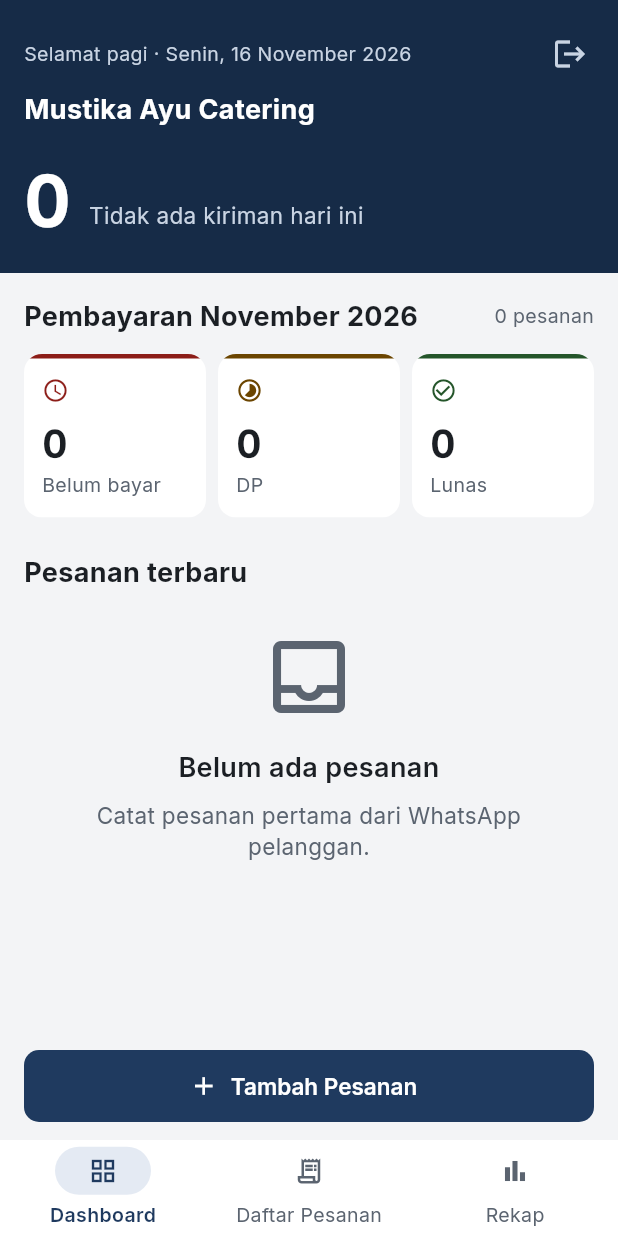
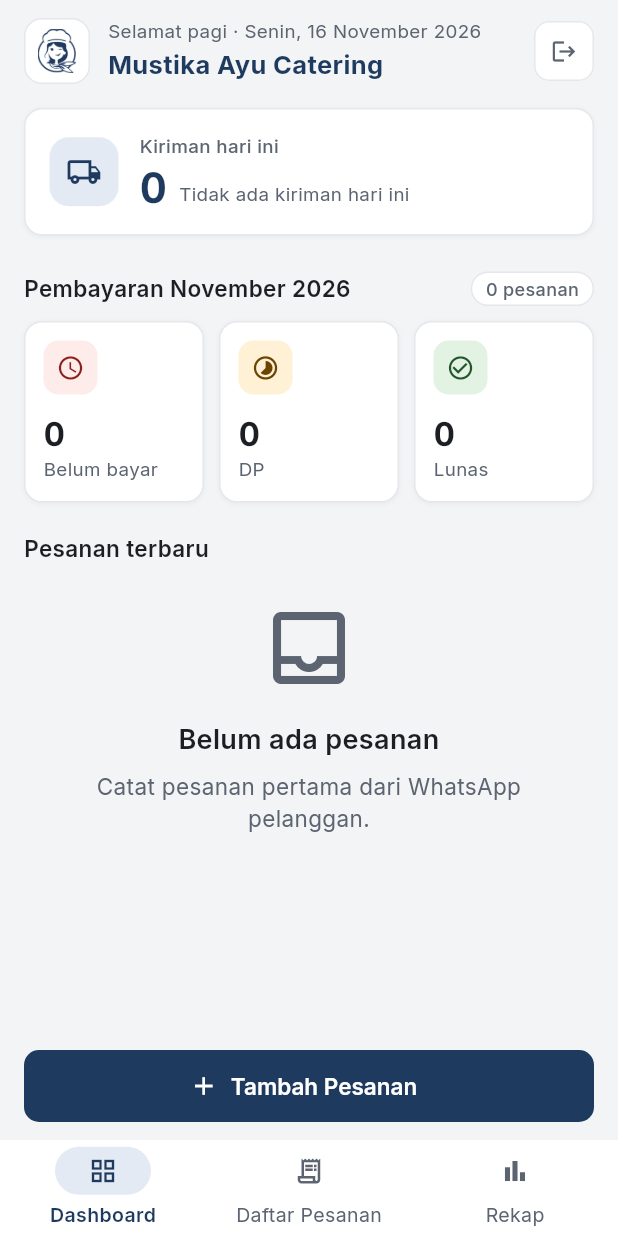
Before and after one commit to putriaariibah-bit/sistem-admin-mustika-ayu, a Flutter app: the screen it shows once a user with an empty profile is signed in, on a phone screen of 412 x 824 dp. Run offline on Flutter 3.47's test engine with Material 3 defaults, Android fonts, the phone set to English and light mode, and no system bars; our stand-ins replace cloud_firestore, firebase_auth, firebase_core, share_plus; missing offline and left inert: gal; accounts and stored records are empty.

Commit message:
Dashboard kartu putih dengan logo dan kotak ikon
Co-Authored-By: Claude Opus 5.5 <noreply@anthropic.com>
Claude-Session: https://claude.ai/code/session_01M1MDQ1JNjBMbH3Tt94S1mm

```diff
--- a/lib/screens/dashboard_screen.dart
+++ b/lib/screens/dashboard_screen.dart
@@ -6,17 +6,23 @@ import '../models/pesanan.dart';
 import '../utils/format.dart';
 import '../utils/theme.dart';
 import '../widgets/empty_state.dart';
+import '../widgets/kotak_ikon.dart';
+import '../widgets/logo_usaha.dart';
 import '../widgets/pesanan_card.dart';
-import '../widgets/status_badge.dart';
 import '../widgets/tombol_tambah_pesanan.dart';
 
 /// Halaman awal setelah pemilik masuk (KF-11, Gambar 3.6(b)).
 ///
-/// Dibuka dengan panel "Kirim hari ini" yang langsung menjawab apa saja
+/// Dibuka dengan kepala berlogo dan kartu "Kiriman hari ini" yang menjawab apa saja
 /// yang harus dimasak dan dikirim hari ini, lalu ringkasan pembayaran
 /// bulan berjalan dan pesanan terbaru. Angka bulan berjalan dihitung
 /// dengan aturan yang sama dengan rekap bulanan (tanggal nota).
 class DashboardScreen extends StatelessWidget {
+  static const TextStyle _gayaSeksi = TextStyle(
+    fontSize: 15,
+    fontWeight: FontWeight.w600,
+    color: AppTheme.textPrimary,
+  );
   static const int _batasPesananTerbaru = 3;
   static const int _batasKirim = 5;
 
@@ -50,16 +56,38 @@ class DashboardScreen extends StatelessWidget {
     ];
 
     final isi = <Widget>[
-      _PanelHariIni(
+      Padding(
+        padding: EdgeInsets.fromLTRB(
+          lebar ? AppTheme.spacing24 : AppTheme.marginTepi,
+          lebar ? AppTheme.spacing24 : AppTheme.spacing12,
+          lebar ? AppTheme.spacing24 : AppTheme.marginTepi,
+          0,
+        ),
+        child: Column(
+          crossAxisAlignment: CrossAxisAlignment.stretch,
+          children: [
+            _KepalaDashboard(
+              sekarang: sekarang,
+              onKeluar: lebar ? null : onKeluar,
+            ),
+            const SizedBox(height: AppTheme.spacing16),
+            _KartuKiriman(
               sekarang: sekarang,
               pesanan: kirimHariIni,
               batas: _batasKirim,
               memuat: memuat,
-        onKeluar: lebar ? null : onKeluar,
               onPesananTap: onPesananTap,
             ),
+          ],
+        ),
+      ),
       Padding(
-        padding: EdgeInsets.all(lebar ? AppTheme.spacing24 : AppTheme.marginTepi),
+        padding: EdgeInsets.fromLTRB(
+          lebar ? AppTheme.spacing24 : AppTheme.marginTepi,
+          AppTheme.spacing24,
+          lebar ? AppTheme.spacing24 : AppTheme.marginTepi,
+          lebar ? AppTheme.spacing24 : AppTheme.marginTepi,
+        ),
         child: Column(
           crossAxisAlignment: CrossAxisAlignment.stretch,
           children: [
@@ -78,25 +106,37 @@ class DashboardScreen extends StatelessWidget {
                 Expanded(
                   child: Text(
                     'Pembayaran ${Format.bulanTahun(sekarang.year, sekarang.month)}',
-                    style: AppTheme.gayaSeksi,
+                    style: _gayaSeksi,
                   ),
                 ),
-                Text(
+                Container(
+                  padding: const EdgeInsets.symmetric(
+                    horizontal: 9,
+                    vertical: 2,
+                  ),
+                  decoration: BoxDecoration(
+                    color: Colors.white,
+                    borderRadius: BorderRadius.circular(999),
+                    border: Border.all(color: AppTheme.garisKartu),
+                  ),
+                  child: Text(
                     '${rekap.jumlahPesanan} pesanan',
                     key: const Key('ringkasan-bulan-ini'),
                     style: const TextStyle(
-                    fontSize: AppTheme.keterangan,
+                      fontSize: 12,
+                      fontWeight: FontWeight.w500,
                       color: AppTheme.textSecondary,
+                    ),
                   ),
                 ),
               ],
             ),
-            const SizedBox(height: AppTheme.spacing12),
+            const SizedBox(height: AppTheme.spacing12 - 2),
             Row(
               children: [
                 for (final s in StatusPembayaran.values) ...[
                   if (s != StatusPembayaran.values.first)
-                    const SizedBox(width: AppTheme.spacing8),
+                    const SizedBox(width: AppTheme.spacing12 - 2),
                   Expanded(
                     child: _KotakStatus(
                       key: Key('ringkasan-${s.name}'),
@@ -118,11 +158,11 @@ class DashboardScreen extends StatelessWidget {
                 ),
               ),
             ],
-            const SizedBox(height: AppTheme.spacing24),
+            const SizedBox(height: AppTheme.spacing24 - 4),
             Row(
               children: [
                 const Expanded(
-                  child: Text('Pesanan terbaru', style: AppTheme.gayaSeksi),
+                  child: Text('Pesanan terbaru', style: _gayaSeksi),
                 ),
                 if (onLihatSemua != null && semua.isNotEmpty)
                   TextButton(
@@ -162,22 +202,93 @@ class DashboardScreen extends StatelessWidget {
   }
 }
 
-/// Panel biru di bagian atas Dashboard: siapa saja yang dikirimi hari ini
-/// dan menu apa saja yang harus disiapkan.
-class _PanelHariIni extends StatelessWidget {
+/// Kepala Dashboard: logo, sapaan dan tanggal, nama usaha, tombol Keluar.
+class _KepalaDashboard extends StatelessWidget {
+  final DateTime sekarang;
+  final VoidCallback? onKeluar;
+
+  const _KepalaDashboard({required this.sekarang, this.onKeluar});
+
+  @override
+  Widget build(BuildContext context) {
+    return SafeArea(
+      bottom: false,
+      child: Row(
+        children: [
+          const LogoUsaha(),
+          const SizedBox(width: AppTheme.spacing12),
+          Expanded(
+            child: Column(
+              crossAxisAlignment: CrossAxisAlignment.start,
+              children: [
+                Text(
+                  '${Format.sapaan(sekarang)} · ${Format.tanggalPanjang(sekarang)}',
+                  maxLines: 1,
+                  overflow: TextOverflow.ellipsis,
+                  style: const TextStyle(
+                    fontSize: 12.5,
+                    color: AppTheme.textSecondary,
+                  ),
+                ),
+                const SizedBox(height: 1),
+                const Text(
+                  'Mustika Ayu Catering',
+                  maxLines: 1,
+                  overflow: TextOverflow.ellipsis,
+                  style: TextStyle(
+                    fontSize: 17,
+                    fontWeight: FontWeight.w700,
+                    color: AppTheme.primary,
+                  ),
+                ),
+              ],
+            ),
+          ),
+          if (onKeluar != null) ...[
+            const SizedBox(width: AppTheme.spacing8),
+            SizedBox(
+              width: 40,
+              height: 40,
+              child: IconButton.outlined(
+                key: const Key('tombol-keluar'),
+                tooltip: 'Keluar',
+                padding: EdgeInsets.zero,
+                style: IconButton.styleFrom(
+                  backgroundColor: Colors.white,
+                  side: const BorderSide(color: AppTheme.garisKartu),
+                  shape: RoundedRectangleBorder(
+                    borderRadius: BorderRadius.circular(AppTheme.sudutTombol),
+                  ),
+                ),
+                icon: const Icon(
+                  Icons.logout,
+                  size: 18,
+                  color: AppTheme.textSecondary,
+                ),
+                onPressed: onKeluar,
+              ),
+            ),
+          ],
+        ],
+      ),
+    );
+  }
+}
+
+/// Kartu putih "Kiriman hari ini": jumlah pesanan yang dikirim hari ini
+/// dan menu yang harus disiapkan.
+class _KartuKiriman extends StatelessWidget {
   final DateTime sekarang;
   final List<Pesanan> pesanan;
   final int batas;
   final bool memuat;
-  final VoidCallback? onKeluar;
   final void Function(Pesanan pesanan)? onPesananTap;
 
-  const _PanelHariIni({
+  const _KartuKiriman({
     required this.sekarang,
     required this.pesanan,
     required this.batas,
     required this.memuat,
-    this.onKeluar,
     this.onPesananTap,
   });
 
@@ -192,84 +303,75 @@ class _PanelHariIni extends StatelessWidget {
     });
 
     return Container(
-      color: AppTheme.primaryGelap,
-      child: SafeArea(
-        bottom: false,
-        child: Padding(
-          padding: const EdgeInsets.fromLTRB(
-            AppTheme.marginTepi,
-            AppTheme.spacing12,
-            AppTheme.spacing8,
-            AppTheme.spacing24,
+      key: const Key('kartu-kiriman-hari-ini'),
+      decoration: AppTheme.dekorasiKartu,
+      padding: const EdgeInsets.all(AppTheme.spacing16),
+      child: Column(
+        crossAxisAlignment: CrossAxisAlignment.stretch,
+        children: [
+          Row(
+            children: [
+              const KotakIkon(
+                ikon: Icons.local_shipping_outlined,
+                warna: AppTheme.primary,
+                latar: AppTheme.primaryMuda,
+                ukuran: 46,
               ),
+              const SizedBox(width: 14),
+              Expanded(
                 child: Column(
                   crossAxisAlignment: CrossAxisAlignment.start,
                   children: [
-              Row(
-                children: [
-                  Expanded(
-                    child: Text(
-                      '${Format.sapaan(sekarang)} · ${Format.tanggalPanjang(sekarang)}',
-                      style: const TextStyle(
-                        fontSize: AppTheme.keterangan,
-                        color: AppTheme.teksPanel,
+                    const Text(
+                      'Kiriman hari ini',
+                      style: TextStyle(
+                        fontSize: 12.5,
+                        fontWeight: FontWeight.w500,
+                        color: AppTheme.textSecondary,
                       ),
                     ),
-                  ),
-                  if (onKeluar != null)
-                    IconButton(
-                      key: const Key('tombol-keluar'),
-                      tooltip: 'Keluar',
-                      icon: const Icon(Icons.logout, color: AppTheme.teksPanel),
-                      onPressed: onKeluar,
-                    )
-                  else
-                    const SizedBox(height: 48),
-                ],
-              ),
-              const Text(
-                'Mustika Ayu Catering',
-                style: TextStyle(
-                  fontSize: AppTheme.subjudul,
-                  fontWeight: FontWeight.w700,
-                  color: Colors.white,
-                ),
-              ),
-              const SizedBox(height: AppTheme.spacing24),
+                    const SizedBox(height: 2),
                     Row(
-                crossAxisAlignment: CrossAxisAlignment.end,
+                      crossAxisAlignment: CrossAxisAlignment.baseline,
+                      textBaseline: TextBaseline.alphabetic,
                       children: [
                         Text(
                           memuat ? '–' : '${pesanan.length}',
                           key: const Key('ringkasan-dikirim-hari-ini'),
                           style: const TextStyle(
-                      fontSize: 48,
-                      height: 1,
+                            fontSize: 28,
+                            height: 1.1,
                             fontWeight: FontWeight.w700,
-                      color: Colors.white,
+                            color: AppTheme.primary,
                             fontFeatures: AppTheme.angkaRata,
                           ),
                         ),
-                  const SizedBox(width: AppTheme.spacing12),
+                        const SizedBox(width: AppTheme.spacing8),
                         Expanded(
-                    child: Padding(
-                      padding: const EdgeInsets.only(bottom: 4),
                           child: Text(
                             pesanan.isEmpty
                                 ? 'Tidak ada kiriman hari ini'
-                            : 'Pesanan dikirim hari ini\n$porsiHariIni porsi disiapkan',
+                                : '$porsiHariIni porsi disiapkan',
+                            maxLines: 2,
+                            overflow: TextOverflow.ellipsis,
                             style: const TextStyle(
-                          fontSize: AppTheme.isi,
-                          color: AppTheme.teksPanel,
-                          height: 1.3,
-                        ),
+                              fontSize: 12.5,
+                              color: AppTheme.textSecondary,
                             ),
                           ),
                         ),
                       ],
                     ),
+                  ],
+                ),
+              ),
+            ],
+          ),
           if (pesanan.isNotEmpty) ...[
-                const SizedBox(height: AppTheme.spacing16),
+            const Padding(
+              padding: EdgeInsets.symmetric(vertical: AppTheme.spacing12),
+              child: Divider(color: AppTheme.garisKartu),
+            ),
             for (final p in pesanan.take(batas))
               _BarisKiriman(
                 pesanan: p,
@@ -278,19 +380,17 @@ class _PanelHariIni extends StatelessWidget {
               ),
             if (pesanan.length > batas)
               Padding(
-                    padding: const EdgeInsets.only(top: AppTheme.spacing8),
+                padding: const EdgeInsets.only(top: AppTheme.spacing4),
                 child: Text(
                   '+${pesanan.length - batas} pesanan lain di Daftar Pesanan',
                   style: const TextStyle(
-                        fontSize: AppTheme.keterangan,
-                        color: AppTheme.teksPanel,
+                    fontSize: 12.5,
+                    color: AppTheme.textSecondary,
                   ),
                 ),
               ),
           ],
         ],
-          ),
-        ),
       ),
     );
   }
@@ -315,34 +415,25 @@ class _BarisKiriman extends StatelessWidget {
           '${r.namaMenu} ${r.jumlahPorsi}',
     ].join(', ');
 
-    return Padding(
-      padding: const EdgeInsets.only(right: AppTheme.spacing8, bottom: 6),
-      child: Material(
-        color: Colors.white.withValues(alpha: 0.08),
-        borderRadius: BorderRadius.circular(AppTheme.sudutKartu),
-        child: InkWell(
+    return InkWell(
       onTap: onTap,
-          borderRadius: BorderRadius.circular(AppTheme.sudutKartu),
+      borderRadius: BorderRadius.circular(AppTheme.sudutTombol),
       child: Padding(
-            padding: const EdgeInsets.symmetric(
-              horizontal: AppTheme.spacing12,
-              vertical: 10,
-            ),
+        padding: const EdgeInsets.symmetric(vertical: 6),
         child: Row(
           children: [
-                const Icon(Icons.local_shipping_outlined,
-                    size: 18, color: AppTheme.teksPanel),
-                const SizedBox(width: AppTheme.spacing12),
             Expanded(
               child: Column(
                 crossAxisAlignment: CrossAxisAlignment.start,
                 children: [
                   Text(
                     pesanan.namaPelanggan,
+                    maxLines: 1,
+                    overflow: TextOverflow.ellipsis,
                     style: const TextStyle(
-                          fontSize: AppTheme.isi,
+                      fontSize: 14,
                       fontWeight: FontWeight.w600,
-                          color: Colors.white,
+                      color: AppTheme.textPrimary,
                     ),
                   ),
                   Text(
@@ -350,24 +441,22 @@ class _BarisKiriman extends StatelessWidget {
                     maxLines: 1,
                     overflow: TextOverflow.ellipsis,
                     style: const TextStyle(
-                          fontSize: AppTheme.keterangan,
-                          color: AppTheme.teksPanel,
+                      fontSize: 12.5,
+                      color: AppTheme.textSecondary,
                     ),
                   ),
                 ],
               ),
             ),
-                const Icon(Icons.chevron_right, color: AppTheme.teksPanel),
+            const Icon(Icons.chevron_right, color: AppTheme.textTersier),
           ],
-            ),
-          ),
         ),
       ),
     );
   }
 }
 
-/// Kotak jumlah pesanan satu status pembayaran pada bulan berjalan.
+/// Kartu jumlah pesanan satu status pembayaran pada bulan berjalan.
 class _KotakStatus extends StatelessWidget {
   final StatusPembayaran status;
   final int jumlah;
@@ -376,26 +465,18 @@ class _KotakStatus extends StatelessWidget {
 
   @override
   Widget build(BuildContext context) {
-    final warna = WarnaStatus.utama(status);
-    return ClipRRect(
-      borderRadius: BorderRadius.circular(AppTheme.sudutKartu),
-      child: ColoredBox(
-        color: AppTheme.latar,
-        child: Column(
-          crossAxisAlignment: CrossAxisAlignment.stretch,
-          children: [
-            Container(height: 3, color: warna),
-            Padding(
+    return Container(
+      decoration: AppTheme.dekorasiKartu,
       padding: const EdgeInsets.all(AppTheme.spacing12),
       child: Column(
         crossAxisAlignment: CrossAxisAlignment.start,
         children: [
-                  Icon(WarnaStatus.ikon(status), size: 18, color: warna),
-                  const SizedBox(height: AppTheme.spacing8),
+          KotakIkon.status(status),
+          const SizedBox(height: 10),
           Text(
             '$jumlah',
             style: const TextStyle(
-                      fontSize: AppTheme.judul,
+              fontSize: 22,
               fontWeight: FontWeight.w700,
               color: AppTheme.textPrimary,
               fontFeatures: AppTheme.angkaRata,
@@ -406,16 +487,12 @@ class _KotakStatus extends StatelessWidget {
             maxLines: 1,
             overflow: TextOverflow.ellipsis,
             style: const TextStyle(
-                      fontSize: AppTheme.keterangan,
+              fontSize: 12.5,
               color: AppTheme.textSecondary,
             ),
           ),
         ],
       ),
-            ),
-          ],
-        ),
-      ),
     );
   }
 }
```
Also changed, not shown: 1 other file. Lines whose indentation alone changed are shown as unchanged.
